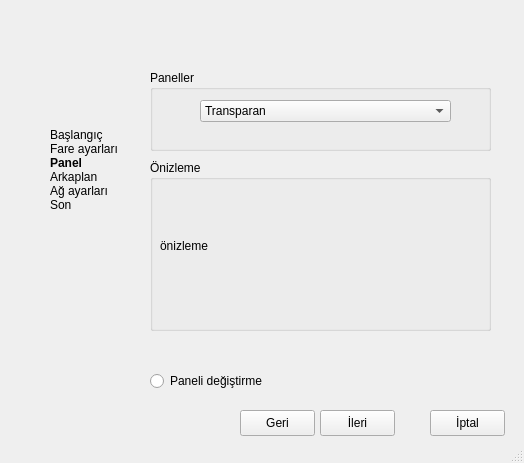
Above: projeler/anatolya-bey/src/screens/ui/kickerWindow.ui from atlantistruva/truvalinux before the change. Below: the same form after it.
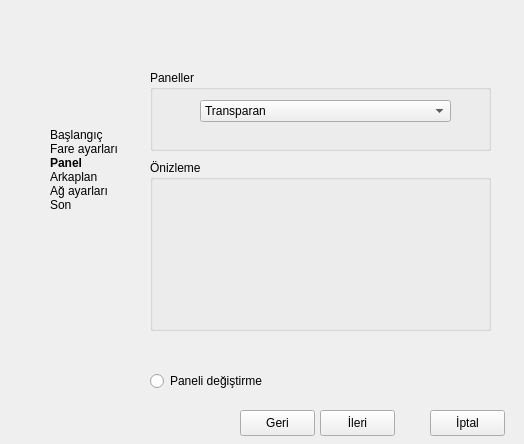
That is the form after the change. Icons and pictures are not drawn.

```diff
--- a/projeler/anatolya-bey/src/screens/ui/kickerWindow.ui
+++ b/projeler/anatolya-bey/src/screens/ui/kickerWindow.ui
@@ -6,13 +6,19 @@
     <x>0</x>
     <y>0</y>
     <width>524</width>
-    <height>463</height>
+    <height>444</height>
    </rect>
   </property>
+  <property name="minimumSize" >
+   <size>
+    <width>524</width>
+    <height>444</height>
+   </size>
+  </property>
   <property name="maximumSize" >
    <size>
     <width>524</width>
-    <height>463</height>
+    <height>444</height>
    </size>
   </property>
   <property name="windowTitle" >
@@ -27,7 +33,7 @@
      <x>0</x>
      <y>0</y>
      <width>524</width>
-     <height>442</height>
+     <height>444</height>
     </rect>
    </property>
    <widget class="QGroupBox" name="kickersGroup" >
@@ -88,14 +94,14 @@
     <widget class="QLabel" name="viewPicture" >
      <property name="geometry" >
       <rect>
-       <x>10</x>
-       <y>20</y>
-       <width>321</width>
-       <height>131</height>
+       <x>50</x>
+       <y>40</y>
+       <width>241</width>
+       <height>91</height>
       </rect>
      </property>
      <property name="text" >
-      <string>önizleme</string>
+      <string/>
      </property>
     </widget>
    </widget>
@@ -189,16 +195,6 @@
     </property>
    </widget>
   </widget>
-  <widget class="QStatusBar" name="statusbar" >
-   <property name="geometry" >
-    <rect>
-     <x>0</x>
-     <y>442</y>
-     <width>524</width>
-     <height>21</height>
-    </rect>
-   </property>
-  </widget>
  </widget>
  <resources>
   <include location="../../icons/startericons.qrc" />
```
Left out of the diff: 6 changed lines with no effect on the pictures.
